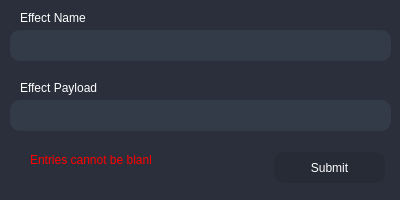
Old version of the form src/ui/input/InputDialogue.ui in the repository milan338/FreeRGB.
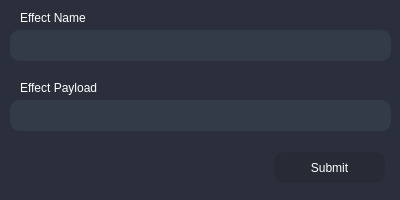
New version of the form.

Commit message: Functional add effect button with json output

```diff
--- a/src/ui/input/InputDialogue.ui
+++ b/src/ui/input/InputDialogue.ui
@@ -134,7 +134,7 @@
     <rect>
      <x>30</x>
      <y>150</y>
-     <width>111</width>
+     <width>231</width>
      <height>20</height>
     </rect>
    </property>
@@ -142,23 +142,7 @@
     <string notr="true">color: rgb(255, 0, 0);</string>
    </property>
    <property name="text">
-    <string>Effect Already Exists</string>
-   </property>
-  </widget>
-  <widget class="QLabel" name="label_error_blank">
-   <property name="geometry">
-    <rect>
-     <x>30</x>
-     <y>150</y>
-     <width>121</width>
-     <height>20</height>
-    </rect>
-   </property>
-   <property name="styleSheet">
-    <string notr="true">color: rgb(255, 0, 0);</string>
-   </property>
-   <property name="text">
-    <string>Entries cannot be blank</string>
+    <string/>
    </property>
   </widget>
  </widget>
```
Left out of the diff: 2 changed lines with no effect on the pictures. The commit also changes 6 other files.
